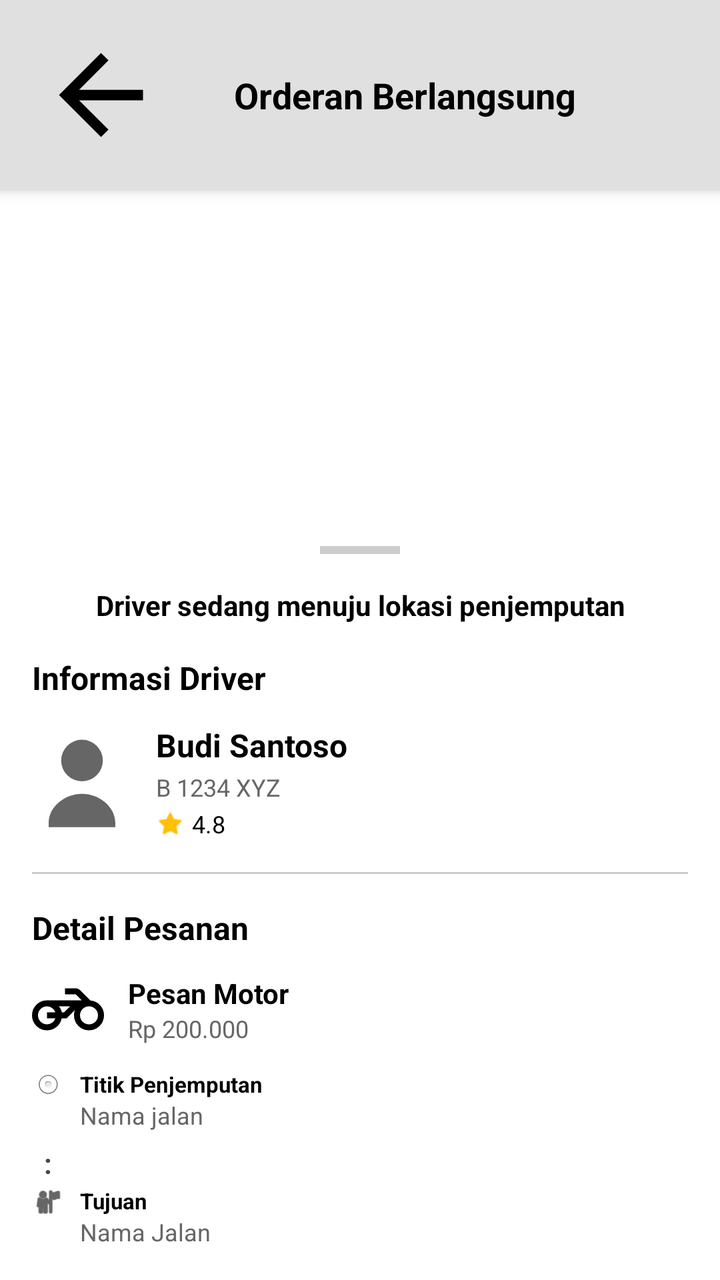
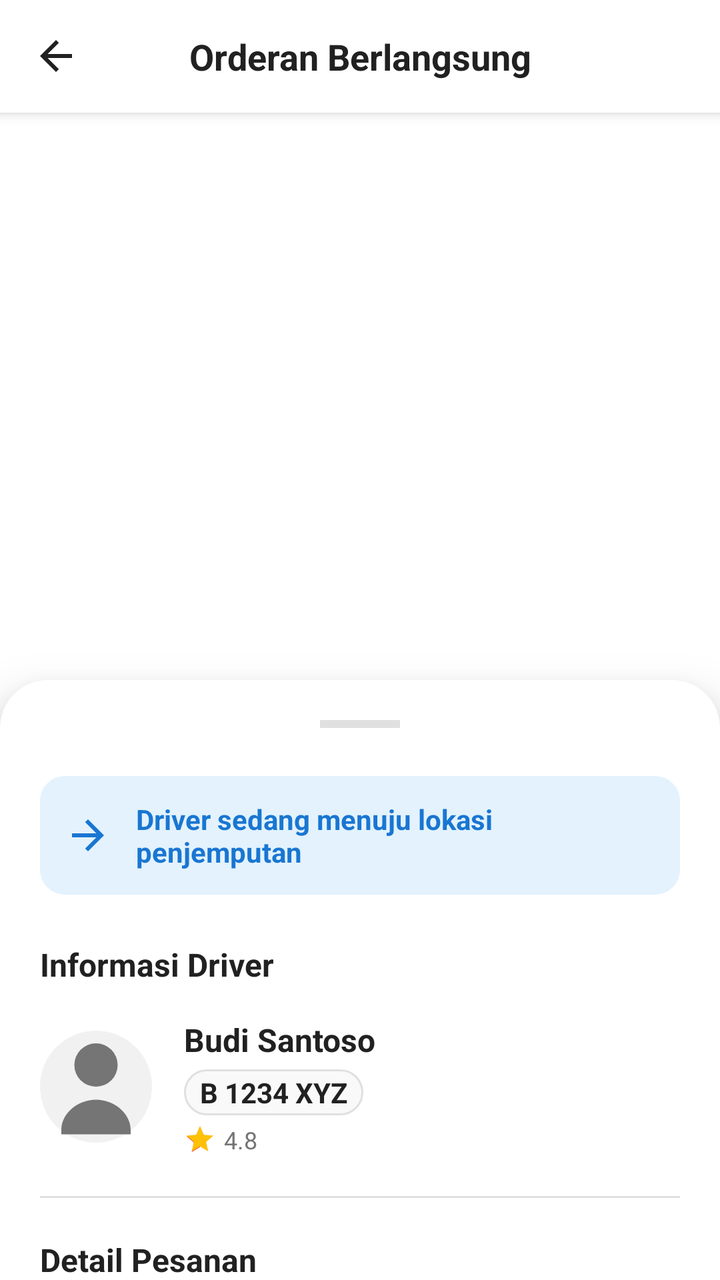

Compare the two renders of this Android layout. The source of the first and the diff that turns it into the second are given below.
<!-- AndroidManifest.xml: application theme Theme.NgGojek -->
<!-- res/layout/activity_orderan_berlangsung.xml -->
<?xml version="1.0" encoding="utf-8"?>
<androidx.coordinatorlayout.widget.CoordinatorLayout xmlns:android="http://schemas.android.com/apk/res/android"
    xmlns:app="http://schemas.android.com/apk/res-auto"
    xmlns:tools="http://schemas.android.com/tools"
    android:layout_width="match_parent"
    android:layout_height="match_parent"
    tools:context=".order.OrderanBerlangsungActivity">

    
    <LinearLayout
        android:id="@+id/headerLayout"
        android:layout_width="match_parent"
        android:layout_height="wrap_content"
        android:background="#E0E0E0"
        android:padding="16dp"
        android:orientation="horizontal"
        android:gravity="center_vertical"
        android:elevation="4dp">

        <ImageView
            android:id="@+id/btnBack"
            android:layout_width="69dp"
            android:layout_height="63dp"
            android:src="@drawable/ic_arrow_back"
            app:tint="#000000" />

        <TextView
            android:layout_width="match_parent"
            android:layout_height="wrap_content"
            android:text="Orderan Berlangsung"
            android:textColor="#000000"
            android:textSize="18sp"
            android:textStyle="bold"
            android:gravity="center"
            android:layout_marginEnd="24dp"/>
    </LinearLayout>

    
    <LinearLayout
        android:id="@+id/bottomSheet"
        android:layout_width="match_parent"
        android:layout_height="wrap_content"
        android:orientation="vertical"
        android:padding="16dp"
        android:background="@drawable/bg_rounded_top"
        app:layout_behavior="com.google.android.material.bottomsheet.BottomSheetBehavior"
        app:behavior_peekHeight="500dp">

        
        <View
            android:layout_width="40dp"
            android:layout_height="4dp"
            android:layout_gravity="center_horizontal"
            android:background="#CCCCCC"
            android:layout_marginBottom="16dp"/>

        <LinearLayout
            android:layout_width="match_parent"
            android:layout_height="wrap_content"
            android:orientation="vertical">

            
            <TextView
                android:layout_width="match_parent"
                android:layout_height="wrap_content"
                android:text="Driver sedang menuju lokasi penjemputan"
                android:textSize="14sp"
                android:textStyle="bold"
                android:textColor="#000000"
                android:gravity="center"
                android:layout_marginBottom="16dp"/>

            
            <TextView
                android:layout_width="wrap_content"
                android:layout_height="wrap_content"
                android:text="Informasi Driver"
                android:textStyle="bold"
                android:textColor="#000"
                android:textSize="16sp"
                android:layout_marginBottom="12dp"/>

            <LinearLayout
                android:layout_width="match_parent"
                android:layout_height="wrap_content"
                android:orientation="horizontal"
                android:gravity="center_vertical"
                android:layout_marginBottom="16dp">

                <ImageView
                    android:layout_width="50dp"
                    android:layout_height="50dp"
                    android:src="@drawable/profile"
                    app:tint="#666666"
                    android:layout_marginEnd="12dp"/>

                <LinearLayout
                    android:layout_width="0dp"
                    android:layout_height="wrap_content"
                    android:layout_weight="1"
                    android:orientation="vertical">

                    <TextView
                        android:id="@+id/tvNamaDriver"
                        android:layout_width="wrap_content"
                        android:layout_height="wrap_content"
                        android:text="Budi Santoso"
                        android:textStyle="bold"
                        android:textSize="16sp"
                        android:textColor="#000"/>

                    <TextView
                        android:id="@+id/tvNopolDriver"
                        android:layout_width="wrap_content"
                        android:layout_height="wrap_content"
                        android:text="B 1234 XYZ"
                        android:textSize="12sp"
                        android:textColor="#666666"
                        android:layout_marginTop="2dp"/>

                    <LinearLayout
                        android:layout_width="wrap_content"
                        android:layout_height="wrap_content"
                        android:orientation="horizontal"
                        android:gravity="center_vertical"
                        android:layout_marginTop="2dp">

                        <ImageView
                            android:layout_width="14dp"
                            android:layout_height="14dp"
                            android:src="@android:drawable/btn_star_big_on"
                            app:tint="#FFC107"
                            android:layout_marginEnd="4dp"/>

                        <TextView
                            android:id="@+id/tvRatingDriver"
                            android:layout_width="wrap_content"
                            android:layout_height="wrap_content"
                            android:text="4.8"
                            android:textSize="12sp"
                            android:textColor="#000"/>
                    </LinearLayout>
                </LinearLayout>
            </LinearLayout>

            <View
                android:layout_width="match_parent"
                android:layout_height="1dp"
                android:background="#CCCCCC"
                android:layout_marginBottom="16dp"/>

            
            <TextView
                android:layout_width="wrap_content"
                android:layout_height="wrap_content"
                android:text="Detail Pesanan"
                android:textStyle="bold"
                android:textColor="#000"
                android:textSize="16sp"
                android:layout_marginBottom="12dp"/>

            
            <LinearLayout
                android:layout_width="match_parent"
                android:layout_height="wrap_content"
                android:gravity="center_vertical"
                android:orientation="horizontal"
                android:layout_marginBottom="12dp">

                <ImageView
                    android:id="@+id/imgTransportIcon"
                    android:layout_width="36dp"
                    android:layout_height="36dp"
                    android:src="@drawable/motor"
                    app:tint="#000"
                    android:layout_marginEnd="12dp"/>

                <LinearLayout
                    android:layout_width="0dp"
                    android:layout_height="wrap_content"
                    android:layout_weight="1"
                    android:orientation="vertical">

                    <TextView
                        android:id="@+id/tvJenisLayanan"
                        android:layout_width="wrap_content"
                        android:layout_height="wrap_content"
                        android:text="Pesan Motor"
                        android:textStyle="bold"
                        android:textSize="14sp"
                        android:textColor="#000"/>

                    <TextView
                        android:id="@+id/tvHargaLayanan"
                        android:layout_width="wrap_content"
                        android:layout_height="wrap_content"
                        android:text="Rp 200.000"
                        android:textSize="12sp"
                        android:textColor="#666666"/>
                </LinearLayout>
            </LinearLayout>

            
            <LinearLayout
                android:layout_width="match_parent"
                android:layout_height="wrap_content"
                android:orientation="horizontal"
                android:layout_marginBottom="8dp">

                <ImageView
                    android:layout_width="16dp"
                    android:layout_height="16dp"
                    android:src="@android:drawable/btn_radio"
                    android:layout_marginEnd="8dp"/>

                <LinearLayout
                    android:layout_width="match_parent"
                    android:layout_height="wrap_content"
                    android:orientation="vertical">
                    <TextView
                        android:layout_width="wrap_content"
                        android:layout_height="wrap_content"
                        android:text="Titik Penjemputan"
                        android:textStyle="bold"
                        android:textColor="#000"
                        android:textSize="11sp"/>
                    <TextView
                        android:id="@+id/tvAlamatJemput"
                        android:layout_width="wrap_content"
                        android:layout_height="wrap_content"
                        android:text="Nama jalan"
                        android:textSize="12sp"
                        android:textColor="#666666"/>
                </LinearLayout>
            </LinearLayout>

            <TextView
                android:layout_width="16dp"
                android:layout_height="wrap_content"
                android:text=":"
                android:gravity="center"
                android:textStyle="bold"
                android:layout_marginBottom="2dp"
                android:layout_marginTop="-2dp"/>

            <LinearLayout
                android:layout_width="match_parent"
                android:layout_height="wrap_content"
                android:orientation="horizontal">

                <ImageView
                    android:layout_width="16dp"
                    android:layout_height="16dp"
                    android:src="@android:drawable/ic_menu_myplaces"
                    app:tint="#000"
                    android:layout_marginEnd="8dp"/>

                <LinearLayout
                    android:layout_width="match_parent"
                    android:layout_height="wrap_content"
                    android:orientation="vertical">
                    <TextView
                        android:layout_width="wrap_content"
                        android:layout_height="wrap_content"
                        android:text="Tujuan"
                        android:textStyle="bold"
                        android:textColor="#000"
                        android:textSize="11sp"/>
                    <TextView
                        android:id="@+id/tvAlamatTujuan"
                        android:layout_width="wrap_content"
                        android:layout_height="wrap_content"
                        android:text="Nama Jalan"
                        android:textSize="12sp"
                        android:textColor="#666666"/>
                </LinearLayout>
            </LinearLayout>

        </LinearLayout>
    </LinearLayout>

</androidx.coordinatorlayout.widget.CoordinatorLayout>
<!-- resources referenced by this layout -->
<resources>
  <!-- drawable bg_rounded_top (drawable) -->
  <?xml version="1.0" encoding="utf-8"?>
  <shape xmlns:android="http://schemas.android.com/apk/res/android">
      <solid android:color="#FFFFFF"/>
      <corners android:topLeftRadius="24dp" android:topRightRadius="24dp"/>
  </shape>
  <!-- drawable ic_arrow_back (drawable) -->
  <vector xmlns:android="http://schemas.android.com/apk/res/android" android:autoMirrored="true" android:height="24dp" android:tint="#000000" android:viewportHeight="960" android:viewportWidth="960" android:width="24dp">
        
      <path android:fillColor="@android:color/white" android:pathData="M313,520L537,744L480,800L160,480L480,160L537,216L313,440L800,440L800,520L313,520Z"/>
      
  </vector>
  <!-- drawable profile (drawable) -->
  <vector xmlns:android="http://schemas.android.com/apk/res/android"
      android:width="24dp"
      android:height="24dp"
      android:viewportWidth="24"
      android:viewportHeight="24">
      <path
          android:fillColor="#000"
          android:pathData="M12,12a5,5 0 1,0 0,-10a5,5 0 1,0 0,10zM4,22c0,-4 4,-7 8,-7s8,3 8,7v1H4v-1z"/>
  </vector>
  <style name="Theme.NgGojek" parent="Base.Theme.NgGojek" />
  <style name="Base.Theme.NgGojek" parent="Theme.Material3.Light.NoActionBar">
          <item name="colorPrimary">@color/primaryRed</item>
          <item name="colorOnPrimary">@color/white</item>
          <item name="colorPrimaryContainer">@color/softRed</item>
          <item name="colorOnPrimaryContainer">@color/primaryRedDark</item>
  
          <item name="colorSecondary">@color/primaryRed</item>
          <item name="colorOnSecondary">@color/white</item>
  
          <item name="colorSecondaryContainer">@color/softRed</item>
          <item name="colorOnSecondaryContainer">@color/primaryRedDark</item>
  
          <item name="android:windowBackground">@color/white</item>
          <item name="android:statusBarColor">@color/white</item>
          <item name="android:windowLightStatusBar">true</item>
          <item name="android:textColorPrimary">@color/blackText</item>
          <item name="android:textColorSecondary">@color/greyText</item>
  
      </style>
  <color name="primaryRed">#ff3332</color>
  <color name="white">#FFFFFFFF</color>
  <color name="softRed">#FFF0F0</color>
  <color name="primaryRedDark">#D62B2A</color>
  <color name="blackText">#212121</color>
  <color name="greyText">#757575</color>
  <!-- unchanged entries left out for length: 1 -->
</resources>

<!-- the commit's change to res/layout/activity_orderan_berlangsung.xml (unified diff, before → after) -->
@@ -1,5 +1,6 @@
 <?xml version="1.0" encoding="utf-8"?>
-<androidx.coordinatorlayout.widget.CoordinatorLayout xmlns:android="http://schemas.android.com/apk/res/android"
+<androidx.coordinatorlayout.widget.CoordinatorLayout
+    xmlns:android="http://schemas.android.com/apk/res/android"
     xmlns:app="http://schemas.android.com/apk/res-auto"
     xmlns:tools="http://schemas.android.com/tools"
     android:layout_width="match_parent"
@@ -11,7 +12,7 @@
         android:id="@+id/headerLayout"
         android:layout_width="match_parent"
         android:layout_height="wrap_content"
-        android:background="#E0E0E0"
+        android:background="@color/white"
         android:padding="16dp"
         android:orientation="horizontal"
         android:gravity="center_vertical"
@@ -19,40 +20,38 @@
 
         <ImageView
             android:id="@+id/btnBack"
-            android:layout_width="69dp"
-            android:layout_height="63dp"
+            android:layout_width="24dp"
+            android:layout_height="24dp"
             android:src="@drawable/ic_arrow_back"
-            app:tint="#000000" />
+            app:tint="@color/blackText"
+            android:background="?attr/selectableItemBackgroundBorderless"
+            android:clickable="true"
+            android:focusable="true"/>
 
         <TextView
             android:layout_width="match_parent"
             android:layout_height="wrap_content"
             android:text="Orderan Berlangsung"
-            android:textColor="#000000"
+            android:textColor="@color/blackText"
             android:textSize="18sp"
             android:textStyle="bold"
             android:gravity="center"
             android:layout_marginEnd="24dp"/>
     </LinearLayout>
 
+
     
-    <LinearLayout
+    <androidx.core.widget.NestedScrollView
         android:id="@+id/bottomSheet"
         android:layout_width="match_parent"
         android:layout_height="wrap_content"
         android:orientation="vertical"
-        android:padding="16dp"
+        android:padding="20dp"
         android:background="@drawable/bg_rounded_top"
+        android:backgroundTint="@color/white"
         app:layout_behavior="com.google.android.material.bottomsheet.BottomSheetBehavior"
-        app:behavior_peekHeight="500dp">
-
-        
-        <View
-            android:layout_width="40dp"
-            android:layout_height="4dp"
-            android:layout_gravity="center_horizontal"
-            android:background="#CCCCCC"
-            android:layout_marginBottom="16dp"/>
+        app:behavior_peekHeight="300dp"
+        android:elevation="16dp">
 
         <LinearLayout
             android:layout_width="match_parent"
@@ -60,15 +59,42 @@
             android:orientation="vertical">
 
             
-            <TextView
-                android:layout_width="match_parent"
-                android:layout_height="wrap_content"
-                android:text="Driver sedang menuju lokasi penjemputan"
-                android:textSize="14sp"
-                android:textStyle="bold"
-                android:textColor="#000000"
-                android:gravity="center"
-                android:layout_marginBottom="16dp"/>
+            <View
+                android:layout_width="40dp"
+                android:layout_height="4dp"
+                android:layout_gravity="center_horizontal"
+                android:background="@color/lightGrey"
+                android:layout_marginBottom="24dp"/>
+
+            
+            <LinearLayout
+                android:layout_width="match_parent"
+                android:layout_height="wrap_content"
+                android:orientation="horizontal"
+                android:gravity="center_vertical"
+                android:background="@drawable/bg_input_field"
+                android:backgroundTint="#E3F2FD"
+                android:padding="12dp"
+                android:layout_marginBottom="24dp">
+                
+
+                <ImageView
+                    android:layout_width="24dp"
+                    android:layout_height="24dp"
+                    android:src="@drawable/ic_arrow_back"
+                    android:rotation="180"
+                    app:tint="#1976D2"
+                    android:layout_marginEnd="12dp"/>
+                
+
+                <TextView
+                    android:layout_width="match_parent"
+                    android:layout_height="wrap_content"
+                    android:text="Driver sedang menuju lokasi penjemputan"
+                    android:textSize="14sp"
+                    android:textStyle="bold"
+                    android:textColor="#1976D2"/>
+            </LinearLayout>
 
             
             <TextView
@@ -76,23 +102,25 @@
                 android:layout_height="wrap_content"
                 android:text="Informasi Driver"
                 android:textStyle="bold"
-                android:textColor="#000"
+                android:textColor="@color/blackText"
                 android:textSize="16sp"
-                android:layout_marginBottom="12dp"/>
+                android:layout_marginBottom="16dp"/>
 
             <LinearLayout
                 android:layout_width="match_parent"
                 android:layout_height="wrap_content"
                 android:orientation="horizontal"
                 android:gravity="center_vertical"
-                android:layout_marginBottom="16dp">
-
-                <ImageView
-                    android:layout_width="50dp"
-                    android:layout_height="50dp"
+                android:layout_marginBottom="20dp">
+
+                <ImageView
+                    android:layout_width="56dp"
+                    android:layout_height="56dp"
                     android:src="@drawable/profile"
-                    app:tint="#666666"
-                    android:layout_marginEnd="12dp"/>
+                    android:padding="2dp"
+                    android:background="@drawable/bg_circle"
+                    app:tint="@color/greyText"
+                    android:layout_marginEnd="16dp"/>
 
                 <LinearLayout
                     android:layout_width="0dp"
@@ -107,29 +135,36 @@
                         android:text="Budi Santoso"
                         android:textStyle="bold"
                         android:textSize="16sp"
-                        android:textColor="#000"/>
+                        android:textColor="@color/blackText"/>
 
                     <TextView
                         android:id="@+id/tvNopolDriver"
                         android:layout_width="wrap_content"
                         android:layout_height="wrap_content"
                         android:text="B 1234 XYZ"
-                        android:textSize="12sp"
-                        android:textColor="#666666"
-                        android:layout_marginTop="2dp"/>
+                        android:textSize="14sp"
+                        android:textStyle="bold"
+                        android:background="@drawable/bg_input_field"
+                        android:paddingHorizontal="8dp"
+                        android:paddingVertical="2dp"
+                        android:textColor="@color/blackText"
+                        android:layout_marginTop="4dp"/>
 
                     <LinearLayout
                         android:layout_width="wrap_content"
                         android:layout_height="wrap_content"
                         android:orientation="horizontal"
                         android:gravity="center_vertical"
-                        android:layout_marginTop="2dp">
-
-                        <ImageView
-                            android:layout_width="14dp"
-                            android:layout_height="14dp"
-                            android:src="@android:drawable/btn_star_big_on"
-                            app:tint="#FFC107"
+                        android:layout_marginTop="4dp">
+
+                        <RatingBar
+                            android:layout_width="wrap_content"
+                            android:layout_height="wrap_content"
+                            android:numStars="1"
+                            android:rating="1"
+                            style="?android:attr/ratingBarStyleSmall"
+                            android:theme="@style/Widget.AppCompat.RatingBar.Small"
+                            android:progressTint="#FFC107"
                             android:layout_marginEnd="4dp"/>
 
                         <TextView
@@ -138,7 +173,7 @@
                             android:layout_height="wrap_content"
                             android:text="4.8"
                             android:textSize="12sp"
-                            android:textColor="#000"/>
+                            android:textColor="@color/greyText"/>
                     </LinearLayout>
                 </LinearLayout>
             </LinearLayout>
@@ -146,8 +181,8 @@
             <View
                 android:layout_width="match_parent"
                 android:layout_height="1dp"
-                android:background="#CCCCCC"
-                android:layout_marginBottom="16dp"/>
+                android:background="@color/lightGrey"
+                android:layout_marginBottom="20dp"/>
 
             
             <TextView
@@ -155,9 +190,9 @@
                 android:layout_height="wrap_content"
                 android:text="Detail Pesanan"
                 android:textStyle="bold"
-                android:textColor="#000"
+                android:textColor="@color/blackText"
                 android:textSize="16sp"
-                android:layout_marginBottom="12dp"/>
+                android:layout_marginBottom="16dp"/>
 
             
             <LinearLayout
@@ -165,15 +200,15 @@
                 android:layout_height="wrap_content"
                 android:gravity="center_vertical"
                 android:orientation="horizontal"
-                android:layout_marginBottom="12dp">
+                android:layout_marginBottom="16dp">
 
                 <ImageView
                     android:id="@+id/imgTransportIcon"
-                    android:layout_width="36dp"
-                    android:layout_height="36dp"
+                    android:layout_width="40dp"
+                    android:layout_height="40dp"
                     android:src="@drawable/motor"
-                    app:tint="#000"
-                    android:layout_marginEnd="12dp"/>
+                    app:tint="@color/primaryRed"
+                    android:layout_marginEnd="16dp"/>
 
                 <LinearLayout
                     android:layout_width="0dp"
@@ -188,30 +223,35 @@
                         android:text="Pesan Motor"
                         android:textStyle="bold"
                         android:textSize="14sp"
-                        android:textColor="#000"/>
+                        android:textColor="@color/blackText"/>
 
                     <TextView
                         android:id="@+id/tvHargaLayanan"
                         android:layout_width="wrap_content"
                         android:layout_height="wrap_content"
-                        android:text="Rp 200.000"
-                        android:textSize="12sp"
-                        android:textColor="#666666"/>
+                        android:text="Rp 20.000"
+                        android:textSize="14sp"
+                        android:textStyle="bold"
+                        android:textColor="@color/primaryRed"/>
                 </LinearLayout>
             </LinearLayout>
 
             
-            <LinearLayout
-                android:layout_width="match_parent"
-                android:layout_height="wrap_content"
-                android:orientation="horizontal"
-                android:layout_marginBottom="8dp">
+
+            
+            <LinearLayout
+                android:layout_width="match_parent"
+                android:layout_height="wrap_content"
+                android:orientation="horizontal">
 
                 <ImageView
                     android:layout_width="16dp"
                     android:layout_height="16dp"
-                    android:src="@android:drawable/btn_radio"
-                    android:layout_marginEnd="8dp"/>
+                    android:src="@drawable/ic_arrow_back"
+                    android:rotation="90"
+                    app:tint="@color/primaryRed"
+                    android:layout_marginTop="2dp"
+                    android:layout_marginEnd="12dp"/>
 
                 <LinearLayout
                     android:layout_width="match_parent"
@@ -222,27 +262,29 @@
                         android:layout_height="wrap_content"
                         android:text="Titik Penjemputan"
                         android:textStyle="bold"
-                        android:textColor="#000"
-                        android:textSize="11sp"/>
+                        android:textColor="@color/greyText"
+                        android:textSize="12sp"/>
                     <TextView
                         android:id="@+id/tvAlamatJemput"
                         android:layout_width="wrap_content"
                         android:layout_height="wrap_content"
                         android:text="Nama jalan"
-                        android:textSize="12sp"
-                        android:textColor="#666666"/>
+                        android:textSize="14sp"
+                        android:textColor="@color/blackText"
+                        android:layout_marginTop="2dp"/>
                 </LinearLayout>
             </LinearLayout>
 
-            <TextView
-                android:layout_width="16dp"
-                android:layout_height="wrap_content"
-                android:text=":"
-                android:gravity="center"
-                android:textStyle="bold"
-                android:layout_marginBottom="2dp"
-                android:layout_marginTop="-2dp"/>
-
+            
+            <View
+                android:layout_width="1dp"
+                android:layout_height="20dp"
+                android:background="@color/lightGrey"
+                android:layout_marginStart="7dp"
+                android:layout_marginTop="4dp"
+                android:layout_marginBottom="4dp"/>
+
+            
             <LinearLayout
                 android:layout_width="match_parent"
                 android:layout_height="wrap_content"
@@ -251,9 +293,11 @@
                 <ImageView
                     android:layout_width="16dp"
                     android:layout_height="16dp"
-                    android:src="@android:drawable/ic_menu_myplaces"
-                    app:tint="#000"
-                    android:layout_marginEnd="8dp"/>
+                    android:src="@drawable/ic_arrow_back"
+                    android:rotation="270"
+                    app:tint="@color/primaryRedDark"
+                    android:layout_marginTop="2dp"
+                    android:layout_marginEnd="12dp"/>
 
                 <LinearLayout
                     android:layout_width="match_parent"
@@ -264,19 +308,20 @@
                         android:layout_height="wrap_content"
                         android:text="Tujuan"
                         android:textStyle="bold"
-                        android:textColor="#000"
-                        android:textSize="11sp"/>
+                        android:textColor="@color/greyText"
+                        android:textSize="12sp"/>
                     <TextView
                         android:id="@+id/tvAlamatTujuan"
                         android:layout_width="wrap_content"
                         android:layout_height="wrap_content"
                         android:text="Nama Jalan"
-                        android:textSize="12sp"
-                        android:textColor="#666666"/>
+                        android:textSize="14sp"
+                        android:textColor="@color/blackText"
+                        android:layout_marginTop="2dp"/>
                 </LinearLayout>
             </LinearLayout>
 
         </LinearLayout>
-    </LinearLayout>
+    </androidx.core.widget.NestedScrollView>
 
 </androidx.coordinatorlayout.widget.CoordinatorLayout>
<!-- resource entries referenced after the edit -->
@@ -23,6 +23,7 @@
           android:pathData="M12,12a5,5 0 1,0 0,-10a5,5 0 1,0 0,10zM4,22c0,-4 4,-7 8,-7s8,3 8,7v1H4v-1z"/>
   </vector>
   <style name="Theme.NgGojek" parent="Base.Theme.NgGojek" />
+  <color name="offWhite">#F9F9F9</color>
   <style name="Base.Theme.NgGojek" parent="Theme.Material3.Light.NoActionBar">
           <item name="colorPrimary">@color/primaryRed</item>
           <item name="colorOnPrimary">@color/white</item>
@@ -44,10 +45,25 @@
       </style>
   <color name="primaryRed">#ff3332</color>
   <color name="white">#FFFFFFFF</color>
+  <!-- drawable bg_circle (drawable) -->
+  <shape xmlns:android="http://schemas.android.com/apk/res/android"
+      android:shape="oval">
+      <solid android:color="#F1F1F1"/>
+  </shape>
+  <!-- drawable bg_input_field (drawable) -->
+  <?xml version="1.0" encoding="utf-8"?>
+  <shape xmlns:android="http://schemas.android.com/apk/res/android">
+      <solid android:color="@color/offWhite"/>
+      <stroke
+          android:width="1dp"
+          android:color="@color/lightGrey"/>
+      <corners android:radius="12dp"/>
+  </shape>
   <color name="softRed">#FFF0F0</color>
   <color name="primaryRedDark">#D62B2A</color>
   <color name="blackText">#212121</color>
   <color name="greyText">#757575</color>
+  <color name="lightGrey">#E0E0E0</color>
   <!-- unchanged entries left out for length: 1 -->
 </resources>
 
